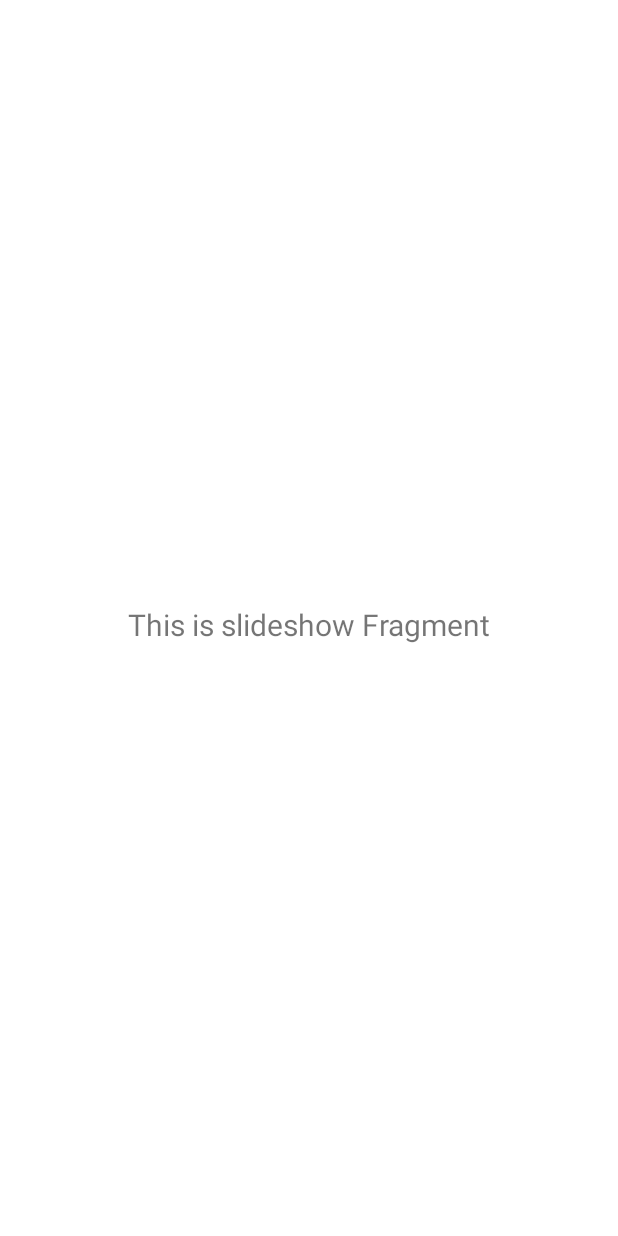
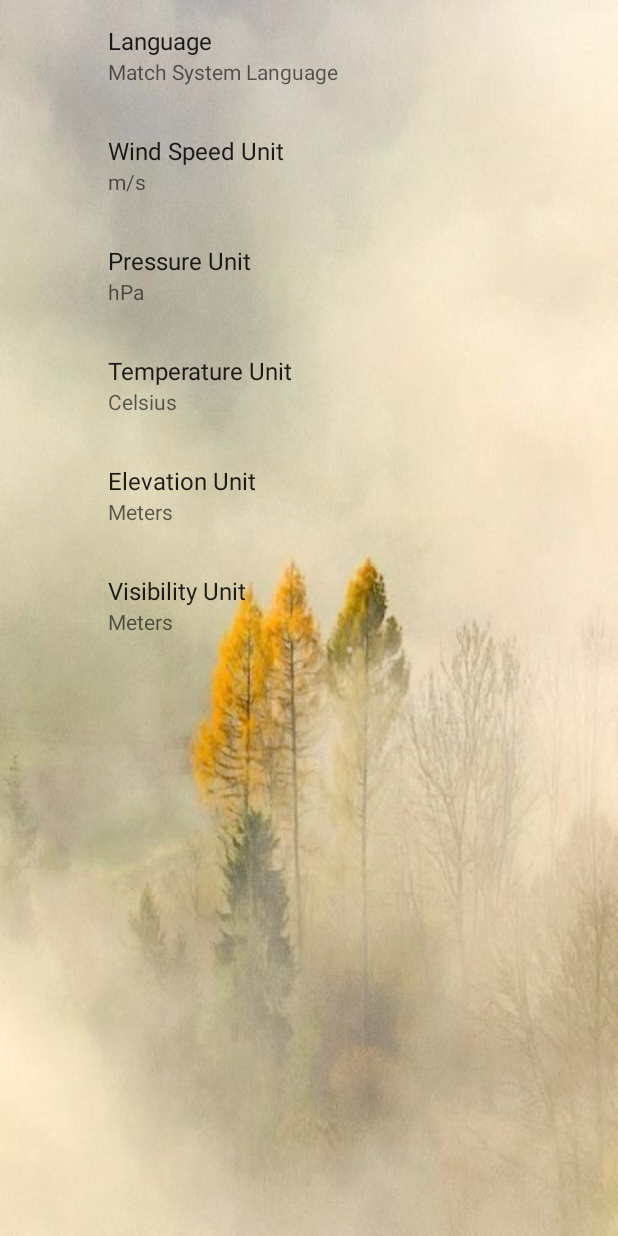
Before and after one commit to Mariam-Hossam-Saleh/Weather_Forecast_AndroidKotlin, an Android app: the screen it shows after launch (MainActivity), after a tap on an icon or button, on a phone screen of 412 x 824 dp. Run offline under Robolectric (Android 15) with nearby library versions, the phone set to English and light mode, and no system bars; our stand-ins replace Room's generated code, androidx.preference; pictures from the network do not load; 1 statement that could not run was skipped.

Commit message:
Feature: Settings options Prefrences layout

```diff
--- a/Weather_Forecast/app/src/main/java/com/example/weather_forecast/home/view/HomeFragment.kt
+++ b/Weather_Forecast/app/src/main/java/com/example/weather_forecast/home/view/HomeFragment.kt
@@ -189,6 +189,8 @@ class HomeFragment : Fragment(), OnWeatherClickListener {
             val navController = NavHostFragment.findNavController(this@HomeFragment)
             navController.navigate(R.id.action_nav_home_to_nav_settings)
             Toast.makeText(requireContext(), "Settings Clicked", Toast.LENGTH_SHORT).show()
+            requireActivity().findViewById<View>(R.id.app_bar_main)
+                .setBackgroundResource(R.drawable.mist4)
         }
 
         binding.search.setOnClickListener {
--- a/Weather_Forecast/app/src/main/res/navigation/mobile_navigation.xml
+++ b/Weather_Forecast/app/src/main/res/navigation/mobile_navigation.xml
@@ -13,9 +13,6 @@
         <action
             android:id="@+id/action_nav_home_to_nav_search"
             app:destination="@id/nav_search" />
-        <action
-            android:id="@+id/action_nav_home_to_nav_favorite"
-            app:destination="@id/nav_favorite" />
         <action
             android:id="@+id/action_nav_home_to_nav_settings"
             app:destination="@id/nav_settings" />
@@ -35,13 +32,13 @@
 
     <fragment
     android:id="@+id/nav_settings"
-    android:name="com.example.weather_forecast.ui.slideshow.SlideshowFragment"
+    android:name="com.example.weather_forecast.settings.view.SettingsFragment"
     android:label="@string/menu_favorite"
     tools:layout="@layout/fragment_slideshow" />
 
-    <fragment
-        android:id="@+id/nav_favorite"
-        android:name="com.example.weather_forecast.ui.slideshow.SlideshowFragment"
-        android:label="@string/menu_favorite"
-        tools:layout="@layout/fragment_slideshow" />
+<!--    <fragment-->
+<!--        android:id="@+id/nav_favorite"-->
+<!--        android:name="com.example.weather_forecast.ui.slideshow.SlideshowFragment"-->
+<!--        android:label="@string/menu_favorite"-->
+<!--        tools:layout="@layout/fragment_slideshow" />-->
 </navigation>
--- a/Weather_Forecast/app/src/main/res/values/array.xml
+++ b/Weather_Forecast/app/src/main/res/values/array.xml
@@ -46,7 +46,7 @@
         <item>Meters</item>
         <item>Feet</item>
     </string-array>
-    <string-array name="elevation_values">
+    <string-array name="elevation_units_values">
         <item>Meters</item>
         <item>Feet</item>
     </string-array>
--- a/Weather_Forecast/app/src/main/res/xml/preferences.xml
+++ b/Weather_Forecast/app/src/main/res/xml/preferences.xml
@@ -32,7 +32,7 @@
         android:key="elevation_unit"
         android:title="Elevation Unit"
         android:entries="@array/elevation_units"
-        android:entryValues="@array/elevation_values"
+        android:entryValues="@array/elevation_units_values"
         android:defaultValue="Meters"
         android:summary="%s" />
     <ListPreference
```
Also changed, not shown: Weather_Forecast/app/src/main/res/values/styles.xml (added, +16 -0 lines).
